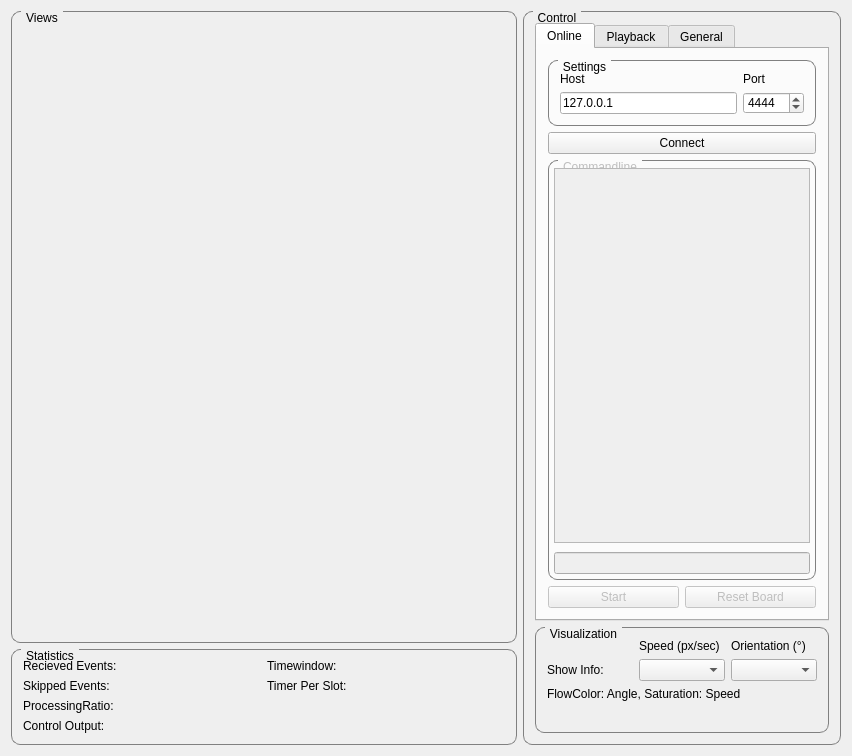
Old version of the form VisInfProc/mainwindow.ui in the repository rottaca/VisInfProcProjectSeminar.
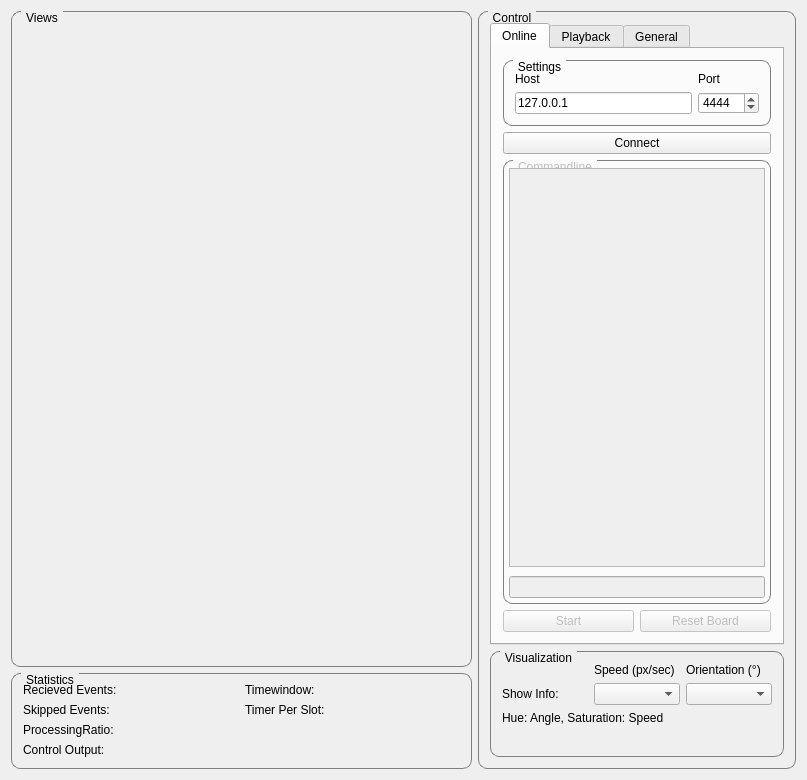
New version of the form. Icons and pictures are not drawn. Custom widgets are drawn as their Qt base class.

Commit message: Fixed bug when clearing convolution buffer. Added red rectangle to event window, when motion energy is below minimum threshold. Still issues with interpolated speed.

What changed in the file:
```diff
--- a/VisInfProc/mainwindow.ui
+++ b/VisInfProc/mainwindow.ui
@@ -6,8 +6,8 @@
    <rect>
     <x>0</x>
     <y>0</y>
-    <width>852</width>
-    <height>756</height>
+    <width>807</width>
+    <height>780</height>
    </rect>
   </property>
   <property name="windowTitle">
@@ -551,7 +551,7 @@
           <item row="3" column="0" colspan="3">
            <widget class="QLabel" name="label_2">
             <property name="text">
-             <string>FlowColor: Angle, Saturation: Speed</string>
+             <string>Hue: Angle, Saturation: Speed</string>
             </property>
            </widget>
           </item>
```
The commit also changes 8 other files.
